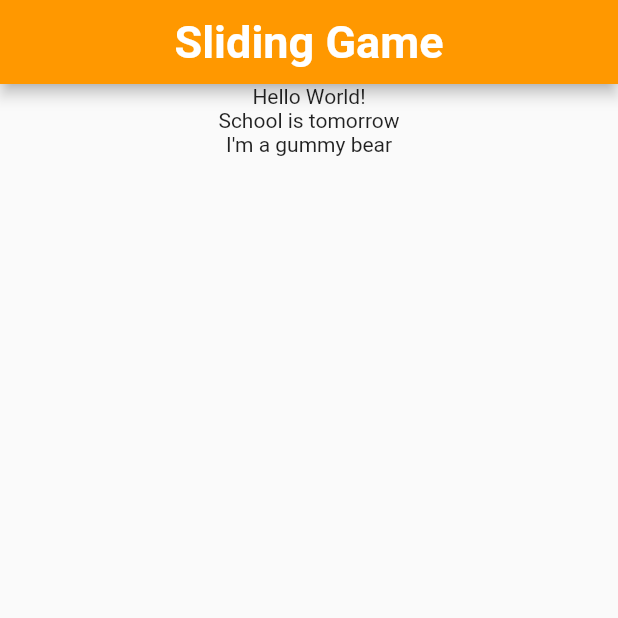
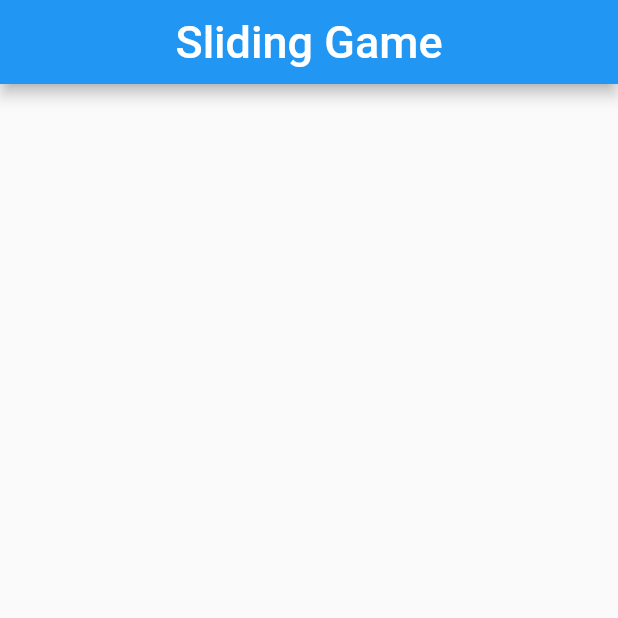
Before and after one commit to RADKick/flutter_puzzle_1, a Flutter app: the screen it shows after launch, on a phone screen of 412 x 824 dp, the top half of it. Run offline on Flutter 3.47's test engine with Material 2 defaults, Android fonts, the phone set to English and light mode, and no system bars.

Commit message:
added the board object (but didn't finish)

```diff
--- /dev/null
+++ b/lib/board.dart
@@ -0,0 +1,23 @@
+import 'package:flutter/material.dart';
+
+class Board extends StatefulWidget {
+
+  @override
+  _BoardState createState() => _BoardState();
+}
+
+class _BoardState extends State<Board> {
+
+  @override
+  Widget build(BuildContext context) {
+    return Container(
+      child: Center(
+        child: makeBoard(),
+      ),
+    );
+  }
+
+  Widget makeBoard(){
+    return Column();
+  }
+}
--- a/lib/main.dart
+++ b/lib/main.dart
@@ -1,4 +1,5 @@
 import 'package:flutter/material.dart';
+import 'board.dart';
 
 void main() {
   runApp(MyApp());
@@ -11,25 +12,19 @@ class MyApp extends StatelessWidget {
     return MaterialApp(
       home: Scaffold(
         appBar: AppBar(
-          backgroundColor: Colors.orange,
+          backgroundColor: Colors.blue,
           title: Text(
-              "Sliding Game",
+            "Sliding Game",
             style: TextStyle(
               color: Colors.white,
               fontSize: 30.0,
-              fontWeight: FontWeight.bold,
+              //fontWeight: FontWeight.bold,
             ),
           ),
           centerTitle: true,
         ),
         body: Center(
-          child: Column(
-            children: [
-              Text('Hello World!'),
-              Text("School is tomorrow"),
-              Text('I\'m a gummy bear'),
-            ],
-          ),
+          child: Board(),
         ),
       ),
     );
```
